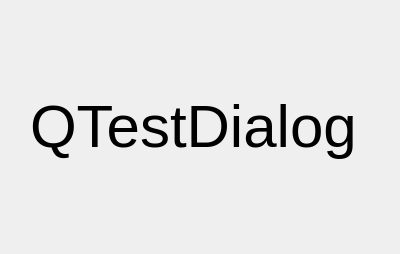
The window that HuiRuWorkStation/TestDialog/QTestDialog.ui (HeJun20250905/HuiRuWorkStation) describes before a commit, drawn with Qt 5.
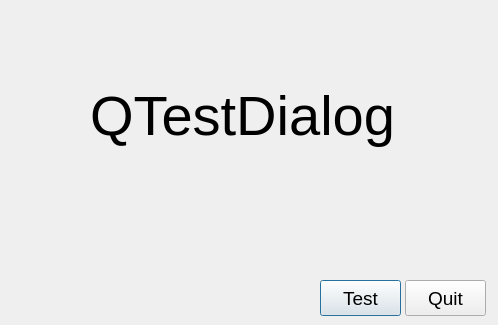
The same window after the commit.

```diff
--- a/HuiRuWorkStation/TestDialog/QTestDialog.ui
+++ b/HuiRuWorkStation/TestDialog/QTestDialog.ui
@@ -6,8 +6,8 @@
    <rect>
     <x>0</x>
     <y>0</y>
-    <width>400</width>
-    <height>254</height>
+    <width>498</width>
+    <height>325</height>
    </rect>
   </property>
   <property name="windowTitle">
@@ -16,21 +16,57 @@
   <widget class="QLabel" name="label">
    <property name="geometry">
     <rect>
-     <x>30</x>
-     <y>70</y>
-     <width>351</width>
-     <height>111</height>
+     <x>90</x>
+     <y>50</y>
+     <width>321</width>
+     <height>131</height>
     </rect>
    </property>
    <property name="font">
     <font>
-     <pointsize>45</pointsize>
+     <pointsize>42</pointsize>
     </font>
    </property>
    <property name="text">
     <string>QTestDialog</string>
    </property>
   </widget>
+  <widget class="QPushButton" name="pushButton_Test">
+   <property name="geometry">
+    <rect>
+     <x>320</x>
+     <y>280</y>
+     <width>81</width>
+     <height>36</height>
+    </rect>
+   </property>
+   <property name="font">
+    <font>
+     <pointsize>14</pointsize>
+    </font>
+   </property>
+   <property name="text">
+    <string>Test</string>
+   </property>
+  </widget>
+  <widget class="QPushButton" name="pushButton_Quit">
+   <property name="geometry">
+    <rect>
+     <x>405</x>
+     <y>280</y>
+     <width>81</width>
+     <height>36</height>
+    </rect>
+   </property>
+   <property name="font">
+    <font>
+     <pointsize>14</pointsize>
+    </font>
+   </property>
+   <property name="text">
+    <string>Quit</string>
+   </property>
+  </widget>
  </widget>
  <resources/>
  <connections/>
```
